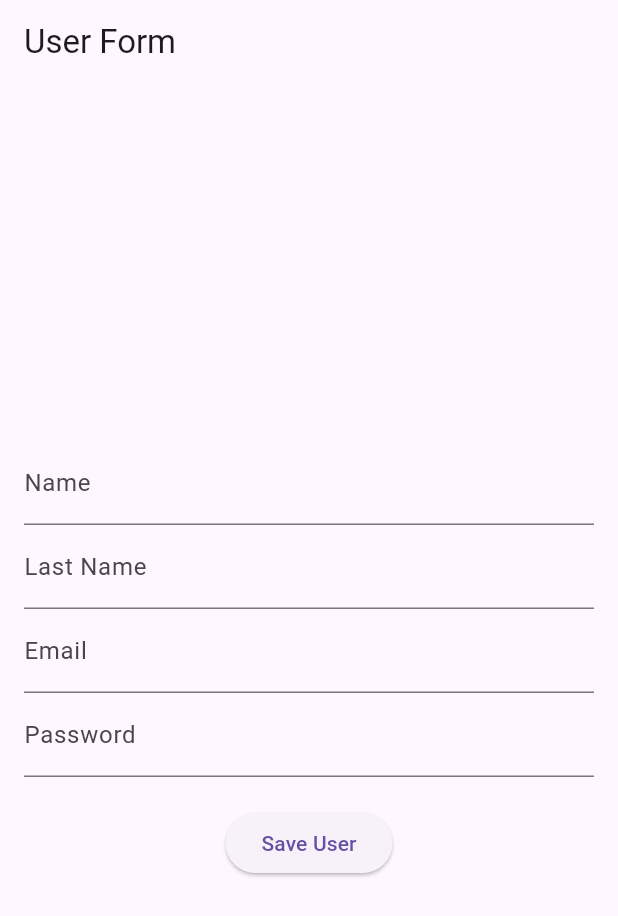
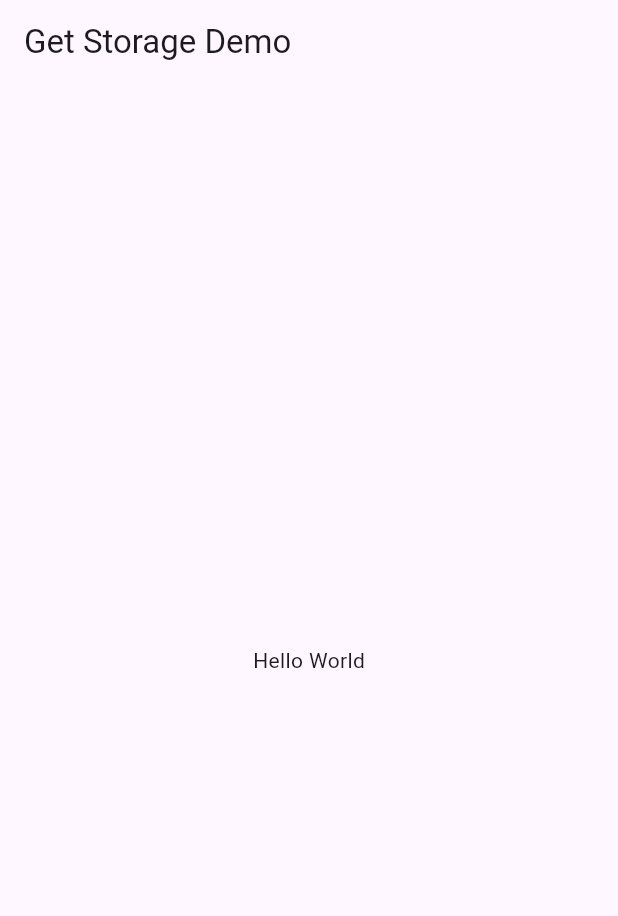
Before and after one commit to sheyls/Sales-App-flutter, a Flutter app: the screen it shows after launch, on a phone screen of 412 x 824 dp. Shown: the top 916 px of the screen. Run offline on Flutter 3.47's test engine with Material 3 defaults, Android fonts, the phone set to English and light mode, and no system bars; our stand-ins replace get_storage.

Commit message:
Set project arq

```diff
--- a/lib/controllers/user_controller.dart
+++ /dev/null
@@ -1,25 +0,0 @@
-import 'package:get/get.dart';
-import 'package:induccion_flutter/models/user_model.dart';
-import 'package:induccion_flutter/repositories/user_repository.dart';
-
-class UserController extends GetxController {
-  final IUserRepository userRepository;
-
-  var user = Rx<User?>(null);
-
-  UserController({required this.userRepository});
-
-  Future<void> saveUser(User user) async {
-    await userRepository.saveUser(user);
-    this.user.value = user;
-  }
-
-  Future<void> loadUser() async {
-    user.value = await userRepository.getUser();
-  }
-
-  Future<void> deleteUser() async {
-    await userRepository.deleteUser();
-    user.value = null;
-  }
-}
--- a/lib/main.dart
+++ b/lib/main.dart
@@ -1,8 +1,5 @@
 import 'package:flutter/material.dart';
-import 'package:get/get.dart';
 import 'package:get_storage/get_storage.dart';
-import 'bindings/user_binding.dart';
-import 'views/user_form_page.dart';
 
 void main() async {
   await GetStorage.init();
@@ -12,12 +9,26 @@ void main() async {
 class MyApp extends StatelessWidget {
   @override
   Widget build(BuildContext context) {
-    return GetMaterialApp(
-      initialBinding: UserBinding(),
-      initialRoute: '/user_form',
-      getPages: [
-        GetPage(name: '/user_form', page: () => UserFormPage(), binding: UserBinding()),
-      ],
+    return MaterialApp(
+      title: 'Flutter Demo',
+      theme: ThemeData(
+        primarySwatch: Colors.blue,
+      ),
+      home: MyHomePage(),
     );
   }
 }
+
+class MyHomePage extends StatelessWidget {
+  @override
+  Widget build(BuildContext context) {
+    return Scaffold(
+      appBar: AppBar(
+        title: Text('Get Storage Demo'),
+      ),
+      body: Center(
+        child: Text('Hello World'),
+      ),
+    );
+  }
+}
--- a/lib/models/user_model.dart
+++ /dev/null
@@ -1,31 +0,0 @@
-class User {
-  String name;
-  String lastName;
-  String email;
-  String password;
-  String? token;
-
-  User({
-    required this.name,
-    required this.lastName,
-    required this.email,
-    required this.password,
-    this.token,
-  });
-
-  factory User.fromJson(Map<String, dynamic> json) => User(
-    name: json['name'],
-    lastName: json['lastName'],
-    email: json['email'],
-    password: json['password'],
-    token: json['token'],
-  );
-
-  Map<String, dynamic> toJson() => {
-    'name': name,
-    'lastName': lastName,
-    'email': email,
-    'password': password,
-    'token': token,
-  };
-}
--- /dev/null
+++ b/lib/presentation/home_screen/home_screen.dart
@@ -0,0 +1,35 @@
+import 'package:flutter/material.dart';
+import 'package:induccion_flutter/services/local_storage_service.dart';
+
+class MyHomePage extends StatelessWidget {
+  final storageService = LocalStorageService();
+
+  @override
+  Widget build(BuildContext context) {
+    return Scaffold(
+      appBar: AppBar(
+        title: Text('Get Storage Demo'),
+      ),
+      body: Center(
+        child: Column(
+          mainAxisAlignment: MainAxisAlignment.center,
+          children: [
+            ElevatedButton(
+              onPressed: () async {
+                await storageService.saveData('username', 'Sheyla');
+              },
+              child: Text('Save Data'),
+            ),
+            ElevatedButton(
+              onPressed: () {
+                String? username = storageService.getData<String>('username');
+                print('Username: $username');
+              },
+              child: Text('Get Data'),
+            ),
+          ],
+        ),
+      ),
+    );
+  }
+}
--- a/lib/repositories/icounter_repository.dart
+++ /dev/null
@@ -1,4 +0,0 @@
-abstract class ICounterRepository {
-  Future<int> getCount();
-  Future<void> setCount(int count);
-}
--- a/lib/repositories/user_repository.dart
+++ /dev/null
@@ -1,31 +0,0 @@
-import 'package:get_storage/get_storage.dart';
-import 'package:induccion_flutter/models/user_model.dart';
-
-abstract class IUserRepository {
-  Future<void> saveUser(User user);
-  Future<User?> getUser();
-  Future<void> deleteUser();
-}
-
-class UserRepository implements IUserRepository {
-  final GetStorage storage = GetStorage();
-
-  @override
-  Future<void> saveUser(User user) async {
-    await storage.write('user', user.toJson());
-  }
-
-  @override
-  Future<User?> getUser() async {
-    final data = storage.read('user');
-    if (data != null) {
-      return User.fromJson(data);
-    }
-    return null;
-  }
-
-  @override
-  Future<void> deleteUser() async {
-    await storage.remove('user');
-  }
-}
--- /dev/null
+++ b/lib/services/local_storage_service.dart
@@ -0,0 +1,17 @@
+import 'package:get_storage/get_storage.dart';
+
+class LocalStorageService {
+  final box = GetStorage();
+
+  Future<void> saveData(String key, dynamic value) async {
+    await box.write(key, value);
+  }
+
+  T? getData<T>(String key) {
+    return box.read<T>(key);
+  }
+
+  Future<void> removeData(String key) async {
+    await box.remove(key);
+  }
+}
--- a/lib/views/user_form_page.dart
+++ /dev/null
@@ -1,58 +0,0 @@
-import 'package:flutter/material.dart';
-import 'package:get/get.dart';
-import 'package:induccion_flutter/controllers/user_controller.dart';
-import 'package:induccion_flutter/models/user_model.dart';
-
-class UserFormPage extends StatelessWidget {
-  final UserController userController = Get.find<UserController>();
-  final TextEditingController nameController = TextEditingController();
-  final TextEditingController lastNameController = TextEditingController();
-  final TextEditingController emailController = TextEditingController();
-  final TextEditingController passwordController = TextEditingController();
-
-  @override
-  Widget build(BuildContext context) {
-    return Scaffold(
-      appBar: AppBar(title: Text("User Form")),
-      body: Padding(
-        padding: const EdgeInsets.all(16.0),
-        child: Column(
-          mainAxisAlignment: MainAxisAlignment.center,
-          children: [
-            TextField(
-              controller: nameController,
-              decoration: InputDecoration(labelText: 'Name'),
-            ),
-            TextField(
-              controller: lastNameController,
-              decoration: InputDecoration(labelText: 'Last Name'),
-            ),
-            TextField(
-              controller: emailController,
-              decoration: InputDecoration(labelText: 'Email'),
-            ),
-            TextField(
-              controller: passwordController,
-              decoration: InputDecoration(labelText: 'Password'),
-              obscureText: true,
-            ),
-            SizedBox(height: 20),
-            ElevatedButton(
-              onPressed: () {
-                User user = User(
-                  name: nameController.text,
-                  lastName: lastNameController.text,
-                  email: emailController.text,
-                  password: passwordController.text,
-                );
-                userController.saveUser(user);
-                Get.snackbar("Success", "User saved successfully!");
-              },
-              child: Text("Save User"),
-            ),
-          ],
-        ),
-      ),
-    );
-  }
-}
```
Also changed, not shown: lib/bindings/user_binding.dart (deleted, +0 -11 lines), lib/models/sales_detail_model.dart (deleted, +0 -35 lines), lib/models/sales_note_model.dart (deleted, +0 -45 lines).
